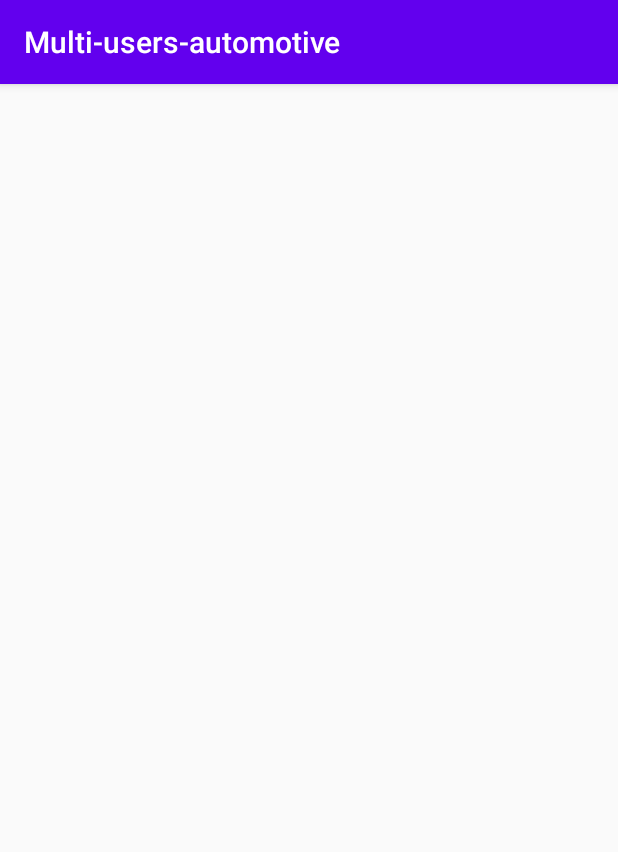
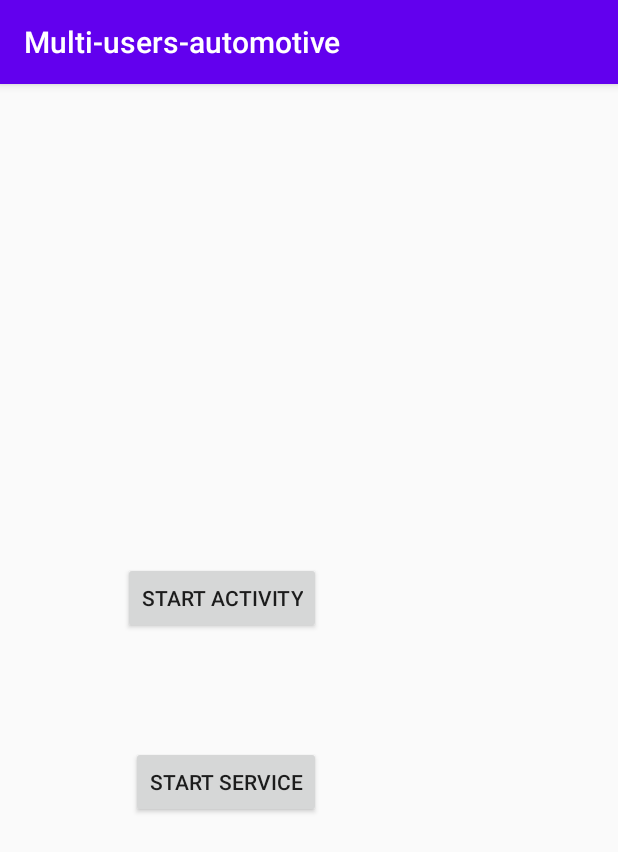
Before and after one commit to MeiCassieDong/multi-user-automotive-test, an Android app: the screen it shows after launch (ReadingActivity before the commit, MainActivity after it), on a phone screen of 412 x 824 dp. Shown: the top 852 px of the screen. Run offline under Robolectric (Android 15) with nearby library versions, the phone set to English and light mode, and no system bars.

```diff
--- a/app/src/main/AndroidManifest.xml
+++ b/app/src/main/AndroidManifest.xml
@@ -4,6 +4,7 @@
     package="com.mei.dong.multi_users_automotive">
 
     <uses-permission android:name="android.permission.INTERACT_ACROSS_USERS"/>
+    <uses-permission android:name="android.permission.INTERACT_ACROSS_USERS_FULL" android:protectionLevel="signature"/>
     <uses-permission android:name="android.permission.FOREGROUND_SERVICE" />
 
 
--- a/app/src/main/res/layout/activity_main.xml
+++ b/app/src/main/res/layout/activity_main.xml
@@ -6,4 +6,28 @@
     android:layout_height="match_parent"
     tools:context=".MainActivity">
 
+    <Button
+        android:id="@+id/buttonService"
+        android:layout_width="wrap_content"
+        android:layout_height="wrap_content"
+        android:text="Start Service"
+        app:layout_constraintBottom_toBottomOf="parent"
+        app:layout_constraintHorizontal_bias="0.307"
+        app:layout_constraintLeft_toLeftOf="parent"
+        app:layout_constraintRight_toRightOf="parent"
+        app:layout_constraintTop_toTopOf="parent"
+        app:layout_constraintVertical_bias="0.613" />
+
+    <Button
+        android:id="@+id/buttonActivity"
+        android:layout_width="wrap_content"
+        android:layout_height="wrap_content"
+        android:text="Start Activity"
+        app:layout_constraintBottom_toBottomOf="parent"
+        app:layout_constraintHorizontal_bias="1.0"
+        app:layout_constraintLeft_toLeftOf="parent"
+        app:layout_constraintRight_toRightOf="@id/buttonService"
+        app:layout_constraintTop_toTopOf="parent"
+        app:layout_constraintVertical_bias="0.443" />
+
 </androidx.constraintlayout.widget.ConstraintLayout>
```
Also changed, not shown: app/src/main/java/com/mei/dong/multi_users_automotive/BackgroundService.kt (+18 -0 lines), app/src/main/java/com/mei/dong/multi_users_automotive/MainActivity.kt (+66 -15 lines), app/src/main/java/com/mei/dong/multi_users_automotive/ReadingActivity.kt (+9 -4 lines).
